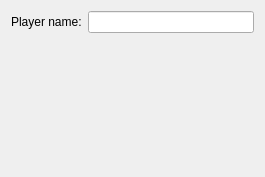
The window that src/playersettingswidget.ui (Dgzt/knapsen) describes before a commit, drawn with Qt 5.
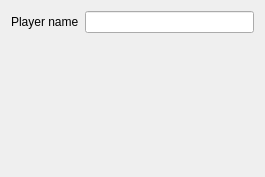
The same window after the commit.

Patch:
```diff
--- a/src/playersettingswidget.ui
+++ b/src/playersettingswidget.ui
@@ -18,7 +18,7 @@
        <item>
         <widget class="QLabel" name="label">
          <property name="text">
-          <string>Player name:</string>
+          <string>Player name</string>
          </property>
         </widget>
        </item>
```
